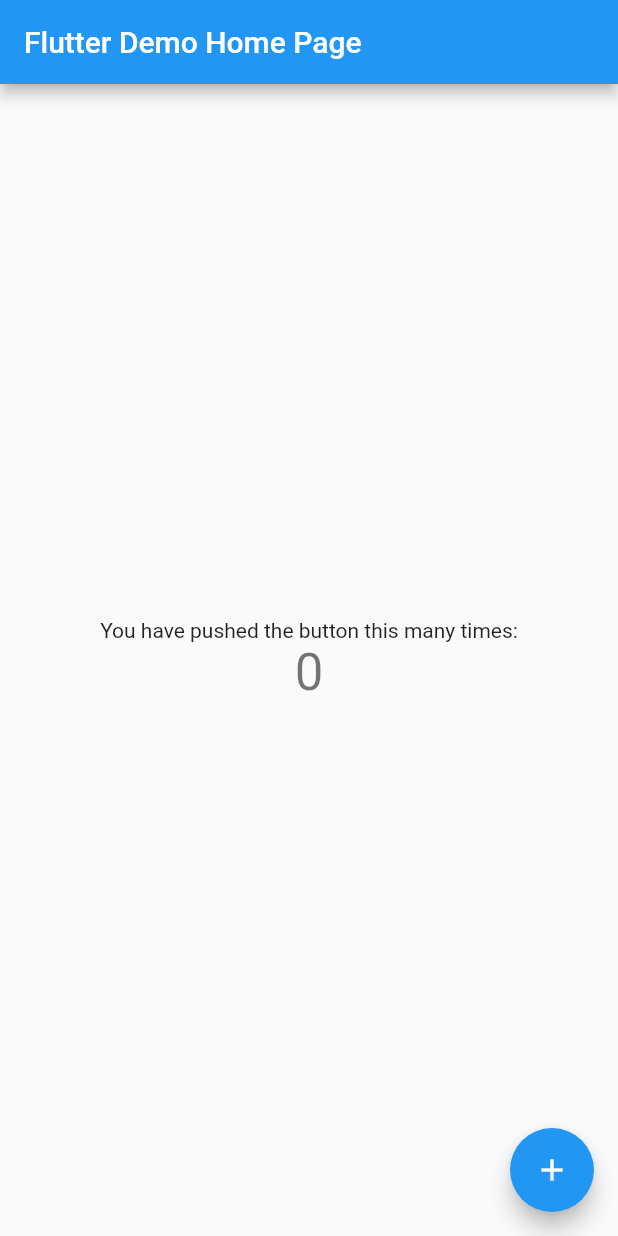
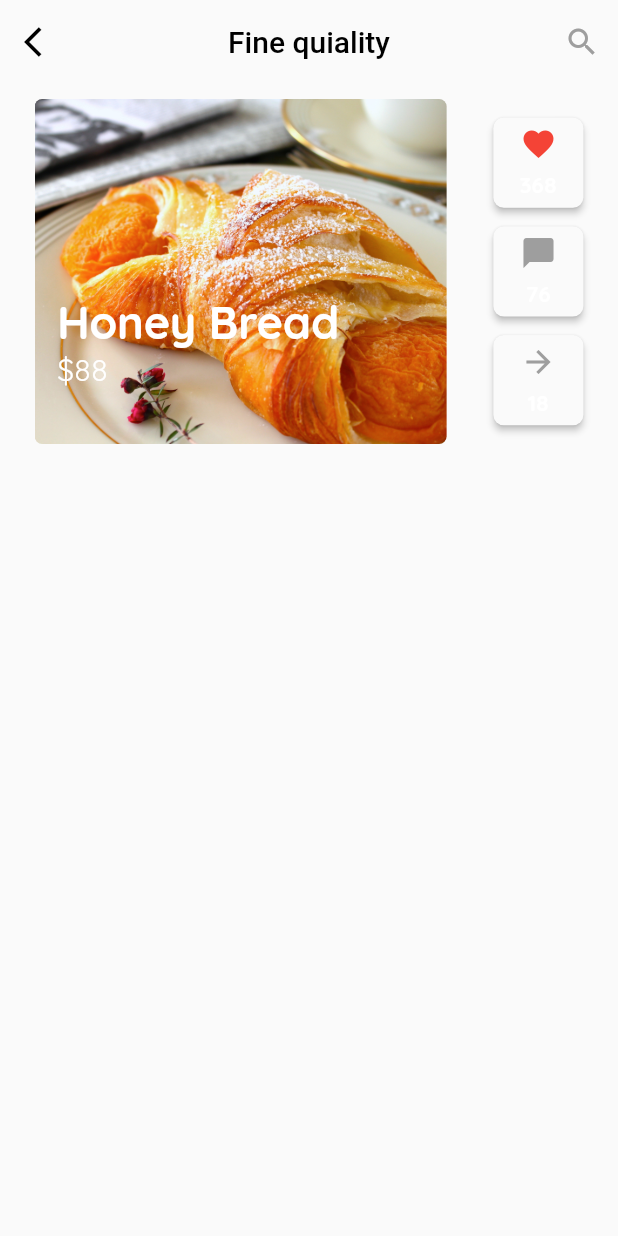
Before and after one commit to AiltonSalguero/CakeCatalog-App, a Flutter app: the screen it shows after launch, on a phone screen of 412 x 824 dp. Run offline on Flutter 3.47's test engine with Material 2 defaults, Android fonts, the phone set to English and light mode, and no system bars.

Commit message:
ActionButton component

```diff
--- /dev/null
+++ b/lib/components/ActionButton.dart
@@ -0,0 +1,54 @@
+import 'package:flutter/material.dart';
+
+class ActionButton extends StatefulWidget {
+  final IconData icon;
+  final Color color;
+  final String timesClicked;
+
+  ActionButton(this.icon, this.color, this.timesClicked);
+
+  @override
+  _ActionButtonState createState() => _ActionButtonState(this.icon, this.color, this.timesClicked);
+}
+
+class _ActionButtonState extends State<ActionButton> {
+  IconData icon;
+  Color color;
+  String timesClicked;
+
+  _ActionButtonState(this.icon, this.color, this.timesClicked);
+
+  @override
+  Widget build(BuildContext context) {
+    return Material(
+      borderRadius: BorderRadius.circular(7.0),
+      elevation: 2.0,
+      child: Container(
+        height: 60.0,
+        width: 60.0,
+        decoration: BoxDecoration(borderRadius: BorderRadius.circular(7.0)),
+        child: Column(
+          mainAxisAlignment: MainAxisAlignment.spaceEvenly,
+          children: <Widget>[
+            //Icono del Boton
+            Icon(
+              //Icons.favorite,
+              widget.icon,
+              color: widget.color,
+            ),
+
+            //Numero de veces clickeado
+            Text(
+              widget.timesClicked,
+              style: TextStyle(
+                  color: Colors.white,
+                  fontFamily: 'Quicksand',
+                  fontSize: 15.0,
+                  fontWeight: FontWeight.bold),
+            ),
+          ],
+        ),
+      ),
+    );
+  }
+}
--- a/lib/main.dart
+++ b/lib/main.dart
@@ -1,111 +1,131 @@
 import 'package:flutter/material.dart';
+
+import 'components/ActionButton.dart';
 
 void main() => runApp(MyApp());
 
 class MyApp extends StatelessWidget {
-  // This widget is the root of your application.
   @override
   Widget build(BuildContext context) {
-    return MaterialApp(
-      title: 'Flutter Demo',
-      theme: ThemeData(
-        // This is the theme of your application.
-        //
-        // Try running your application with "flutter run". You'll see the
-        // application has a blue toolbar. Then, without quitting the app, try
-        // changing the primarySwatch below to Colors.green and then invoke
-        // "hot reload" (press "r" in the console where you ran "flutter run",
-        // or simply save your changes to "hot reload" in a Flutter IDE).
-        // Notice that the counter didn't reset back to zero; the application
-        // is not restarted.
-        primarySwatch: Colors.blue,
-      ),
-      home: MyHomePage(title: 'Flutter Demo Home Page'),
+    return new MaterialApp(
+      debugShowCheckedModeBanner: false,
+      home: new MyHomePage(),
     );
   }
 }
 
 class MyHomePage extends StatefulWidget {
-  MyHomePage({Key key, this.title}) : super(key: key);
-
-  // This widget is the home page of your application. It is stateful, meaning
-  // that it has a State object (defined below) that contains fields that affect
-  // how it looks.
-
-  // This class is the configuration for the state. It holds the values (in this
-  // case the title) provided by the parent (in this case the App widget) and
-  // used by the build method of the State. Fields in a Widget subclass are
-  // always marked "final".
-
-  final String title;
-
   @override
   _MyHomePageState createState() => _MyHomePageState();
 }
 
 class _MyHomePageState extends State<MyHomePage> {
-  int _counter = 0;
-
-  void _incrementCounter() {
-    setState(() {
-      // This call to setState tells the Flutter framework that something has
-      // changed in this State, which causes it to rerun the build method below
-      // so that the display can reflect the updated values. If we changed
-      // _counter without calling setState(), then the build method would not be
-      // called again, and so nothing would appear to happen.
-      _counter++;
-    });
-  }
-
   @override
   Widget build(BuildContext context) {
-    // This method is rerun every time setState is called, for instance as done
-    // by the _incrementCounter method above.
-    //
-    // The Flutter framework has been optimized to make rerunning build methods
-    // fast, so that you can just rebuild anything that needs updating rather
-    // than having to individually change instances of widgets.
-    return Scaffold(
+    return new Scaffold(
+      //-------------------------
+      //  BARRA DE NAVEGACION
+      //-------------------------
       appBar: AppBar(
-        // Here we take the value from the MyHomePage object that was created by
-        // the App.build method, and use it to set our appbar title.
-        title: Text(widget.title),
+        elevation: 0.0,
+        backgroundColor: Colors.transparent,
+        //FLECHA DE RETROSESO
+        leading: IconButton(
+            icon: Icon(Icons.arrow_back_ios),
+            onPressed: () {},
+            color: Colors.black),
+
+        title: Text('Fine quiality', style: TextStyle(color: Colors.black),),
+        centerTitle: true,
+
+        //BOTON DE BUSQUEDA
+        actions: <Widget>[
+          IconButton(
+              icon: Icon(Icons.search), onPressed: () {}, color: Colors.grey),
+        ],
       ),
-      body: Center(
-        // Center is a layout widget. It takes a single child and positions it
-        // in the middle of the parent.
-        child: Column(
-          // Column is also layout widget. It takes a list of children and
-          // arranges them vertically. By default, it sizes itself to fit its
-          // children horizontally, and tries to be as tall as its parent.
-          //
-          // Invoke "debug painting" (press "p" in the console, choose the
-          // "Toggle Debug Paint" action from the Flutter Inspector in Android
-          // Studio, or the "Toggle Debug Paint" command in Visual Studio Code)
-          // to see the wireframe for each widget.
-          //
-          // Column has various properties to control how it sizes itself and
-          // how it positions its children. Here we use mainAxisAlignment to
-          // center the children vertically; the main axis here is the vertical
-          // axis because Columns are vertical (the cross axis would be
-          // horizontal).
-          mainAxisAlignment: MainAxisAlignment.center,
-          children: <Widget>[
-            Text(
-              'You have pushed the button this many times:',
-            ),
-            Text(
-              '$_counter',
-              style: Theme.of(context).textTheme.display1,
-            ),
-          ],
-        ),
-      ),
-      floatingActionButton: FloatingActionButton(
-        onPressed: _incrementCounter,
-        tooltip: 'Increment',
-        child: Icon(Icons.add),
-      ), // This trailing comma makes auto-formatting nicer for build methods.
+
+      //---------------------
+      //CUERPO DEL SCAFFOLD
+      //---------------------
+      body: ListView(children: <Widget>[
+        Column(crossAxisAlignment: CrossAxisAlignment.start, children: <Widget>[
+          Container(
+              padding: EdgeInsets.all(10.0),
+              height: 250.0,
+              child: Row(
+                mainAxisAlignment: MainAxisAlignment.spaceEvenly,
+                children: <Widget>[
+                  Column(
+                    children: <Widget>[
+                      Stack(
+                        //CUADRO DONDE ESTA LA IMAGEN CON LOS PRECIOS
+                        children: <Widget>[
+                          //Imagen
+                          Container(
+                            height: 230.0,
+                            width: MediaQuery.of(context).size.width * 2 / 3,
+                            decoration: BoxDecoration(
+                              borderRadius: BorderRadius.circular(5.0),
+                              image: DecorationImage(
+                                  image: AssetImage('assets/img4.jpg'),
+                                  fit: BoxFit.cover),
+                            ),
+                          ),
+
+                          //Text
+                          Positioned(
+                            left: 15.0,
+                            top: 130.0,
+                            child: Column(
+                              crossAxisAlignment: CrossAxisAlignment.start,
+                              children: <Widget>[
+                                //Nombre del postre
+                                Text(
+                                  'Honey Bread',
+                                  style: TextStyle(
+                                      color: Colors.white,
+                                      fontFamily: 'Quicksand',
+                                      fontSize: 30.0,
+                                      fontWeight: FontWeight.bold),
+                                ),
+
+                                //Precio
+                                Text(
+                                  '\$88',
+                                  style: TextStyle(
+                                    color: Colors.white,
+                                    fontFamily: 'Quicksand',
+                                    fontSize: 20.0,
+                                  ),
+                                )
+                              ],
+                            ),
+                          )
+                        ],
+                      )
+                    ],
+                  ),
+
+                  //ESPACIO
+                  SizedBox(
+                    width: 5.0,
+                  ),
+
+                  //COLUMNA CON BOTONES
+                  Column(
+                    mainAxisAlignment: MainAxisAlignment.spaceEvenly,
+                    children: <Widget>[
+                      ActionButton(Icons.favorite, Colors.red, '368'),
+                      ActionButton(Icons.chat_bubble, Colors.grey, '76'),
+                      ActionButton(Icons.arrow_forward, Colors.grey, '18'),
+
+                    ],
+                  )
+                ],
+              ))
+        ])
+      ]),
     );
   }
 }
```
Also changed, not shown: pubspec.yaml (+14 -2 lines), assets/Quicksand-Bold.ttf (added), assets/Quicksand-Light.ttf (added), assets/Quicksand-Medium.ttf (added), assets/Quicksand-Regular.ttf (added), assets/img1.jpg (added), assets/img2.jpg (added), assets/img3.jpg (added), assets/img4.jpg (added), assets/img5.jpg (added), assets/img6.jpg (added), assets/img7.jpg (added), 1 other file.
